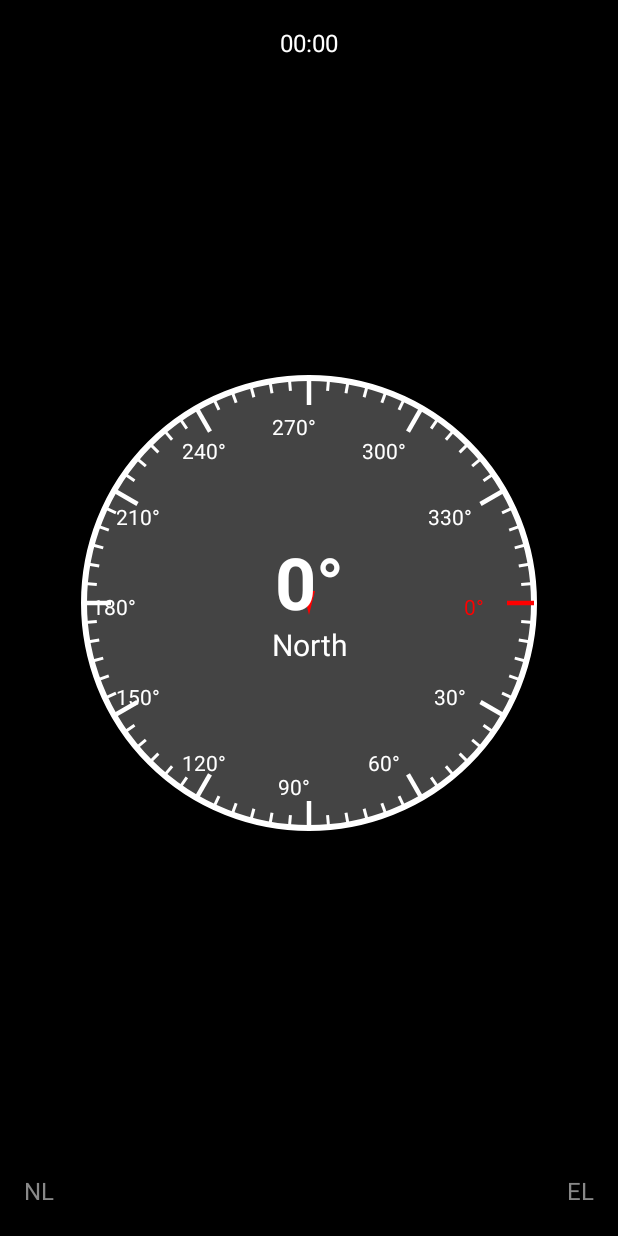
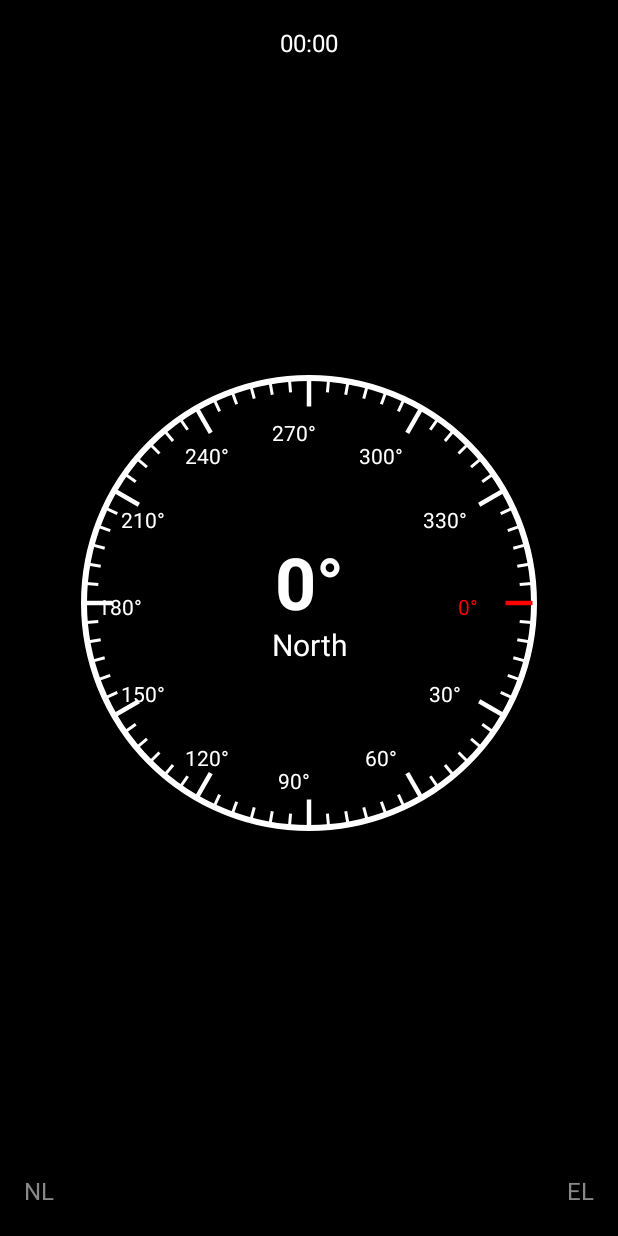
Before and after one commit to ZohaibKhanDev/Compass, an Android app built with Jetpack Compose: the screen it shows after launch (MainActivity), on a phone screen of 412 x 824 dp. Run offline under Robolectric (Android 15) with nearby library versions, the phone set to English and light mode, and no system bars.

Commit message:
Compass Change

```diff
--- a/app/src/main/java/com/example/compass/MainActivity.kt
+++ b/app/src/main/java/com/example/compass/MainActivity.kt
@@ -30,7 +30,6 @@ import androidx.compose.ui.Alignment
 import androidx.compose.ui.Modifier
 import androidx.compose.ui.geometry.Offset
 import androidx.compose.ui.graphics.Color
-import androidx.compose.ui.graphics.Path
 import androidx.compose.ui.graphics.graphicsLayer
 import androidx.compose.ui.graphics.nativeCanvas
 import androidx.compose.ui.graphics.toArgb
@@ -94,6 +93,7 @@ fun CompassScreen() {
         }
     }
 
+    // Set the background color of the entire screen to black
     Box(
         modifier = Modifier
             .fillMaxSize()
@@ -156,19 +156,12 @@ fun Compass(angle: Float) {
         modifier = Modifier
             .size(300.dp)
             .graphicsLayer { rotationZ = -angle }
-            .background(Color.Black, shape = CircleShape)
+            .background(Color.Black, shape = CircleShape) // Set the background of the circle to black
     ) {
         Canvas(modifier = Modifier.fillMaxSize()) {
             val centerX = size.width / 2
             val centerY = size.height / 2
             val radius = size.minDimension / 2
-
-            // Draw the circle
-            drawCircle(
-                color = Color.DarkGray,
-                radius = radius,
-                center = Offset(centerX, centerY)
-            )
 
             // Draw the outer circle
             drawCircle(
@@ -182,21 +175,20 @@ fun Compass(angle: Float) {
             for (i in 0..359 step 5) {
                 val angleInRad = toRadians(i.toDouble())
                 val lineLength =
-                    if (i % 30 == 0) 18.dp.toPx() else 8.dp.toPx() // Adjusted line lengths
+                    if (i % 30 == 0) 18.dp.toPx() else 8.dp.toPx()
                 val strokeWidth = if (i % 30 == 0) 3.dp.toPx() else 2.dp.toPx()
 
-                val startX = centerX + (radius - lineLength) * cos(angleInRad)
-                val startY = centerY + (radius - lineLength) * sin(angleInRad)
-                val endX = centerX + radius * cos(angleInRad)
-                val endY = centerY + radius * sin(angleInRad)
+                // 1 dp padding between lines and circle
+                val startRadius = radius - lineLength - 1.dp.toPx()
+                val endRadius = radius - 1.dp.toPx()
+
+                val startX = centerX + startRadius * cos(angleInRad)
+                val startY = centerY + startRadius * sin(angleInRad)
+                val endX = centerX + endRadius * cos(angleInRad)
+                val endY = centerY + endRadius * sin(angleInRad)
 
                 drawLine(
-                    color = if (isAngleBetween(
-                            i.toFloat(),
-                            primaryAngle,
-                            angleTolerance = 2.5f
-                        )
-                    ) Color.Red else Color.White,
+                    color = if (isAngleBetween(i.toFloat(), primaryAngle, angleTolerance = 2.5f)) Color.Red else Color.White,
                     start = Offset(startX.toFloat(), startY.toFloat()),
                     end = Offset(endX.toFloat(), endY.toFloat()),
                     strokeWidth = strokeWidth
@@ -204,7 +196,7 @@ fun Compass(angle: Float) {
 
                 // Add degree text for major markings
                 if (i % 30 == 0) {
-                    val textRadius = radius - 30.dp.toPx() // Adjust text position
+                    val textRadius = radius - 34.dp.toPx() // Adjusted for padding
                     val textX = centerX + textRadius * cos(angleInRad) - 10.dp.toPx()
                     val textY = centerY + textRadius * sin(angleInRad) + 8.dp.toPx()
 
@@ -213,36 +205,13 @@ fun Compass(angle: Float) {
                         textX.toFloat(),
                         textY.toFloat(),
                         android.graphics.Paint().apply {
-                            textSize = 14.sp.toPx() // Smaller text size
+                            textSize = 14.sp.toPx()
                             textAlign = android.graphics.Paint.Align.CENTER
-                            color = if (isAngleBetween(
-                                    i.toFloat(),
-                                    primaryAngle,
-                                    angleTolerance = 15f
-                                )
-                            ) Color.Red.toArgb() else Color.White.toArgb()
+                            color = if (isAngleBetween(i.toFloat(), primaryAngle, angleTolerance = 15f)) Color.Red.toArgb() else Color.White.toArgb()
                         }
                     )
                 }
             }
-        }
-
-        // North Arrow (Triangle)
-        Canvas(
-            modifier = Modifier
-                .size(8.dp, 16.dp) // Adjusted arrow size
-                .graphicsLayer { rotationZ = 180f },
-        ) {
-            val path = Path().apply {
-                moveTo(size.width / 2, 0f)
-                lineTo(0f, size.height)
-                lineTo(size.width, size.height)
-                close()
-            }
-            drawPath(
-                path = path,
-                color = Color.Red
-            )
         }
 
         // Center Text
@@ -264,20 +233,9 @@ fun Compass(angle: Float) {
     }
 }
 
-// Function to determine if an angle is within a certain range
 fun isAngleBetween(target: Float, angle: Float, angleTolerance: Float): Boolean {
     val minAngle = (angle - angleTolerance + 360) % 360
     val maxAngle = (angle + angleTolerance) % 360
     return (target >= minAngle && target <= maxAngle) ||
             (maxAngle < minAngle && (target >= minAngle || target <= maxAngle))
 }
-
-fun getDirectionText(angle: Int): String {
-    return when (angle) {
-        0 -> "North"
-        90 -> "East"
-        180 -> "South"
-        270 -> "West"
-        else -> ""
-    }
-}
```
